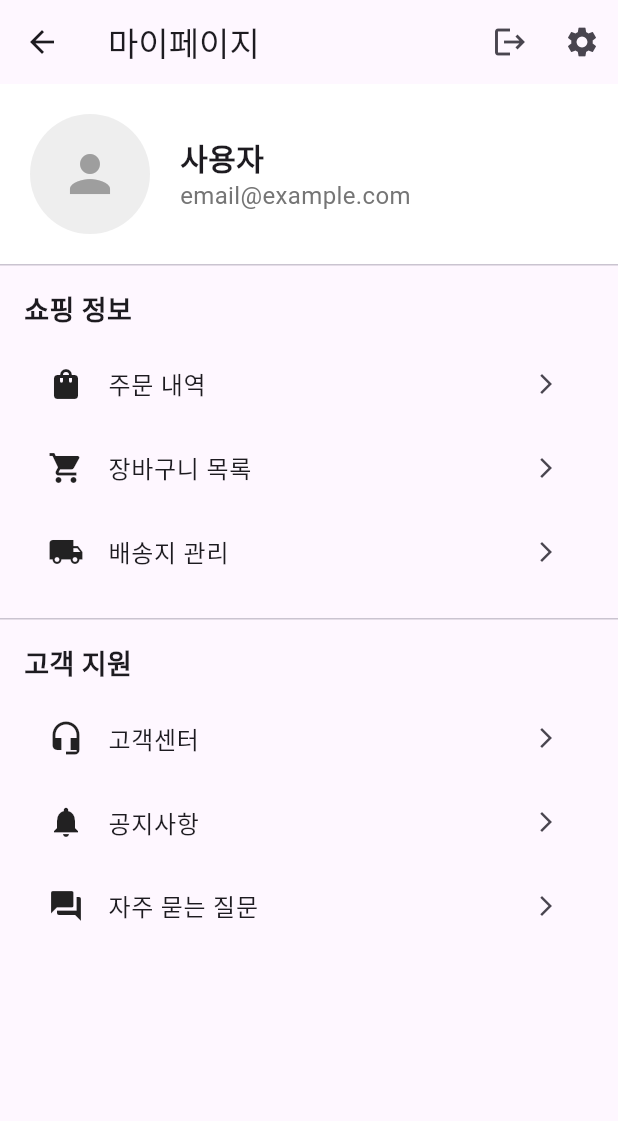
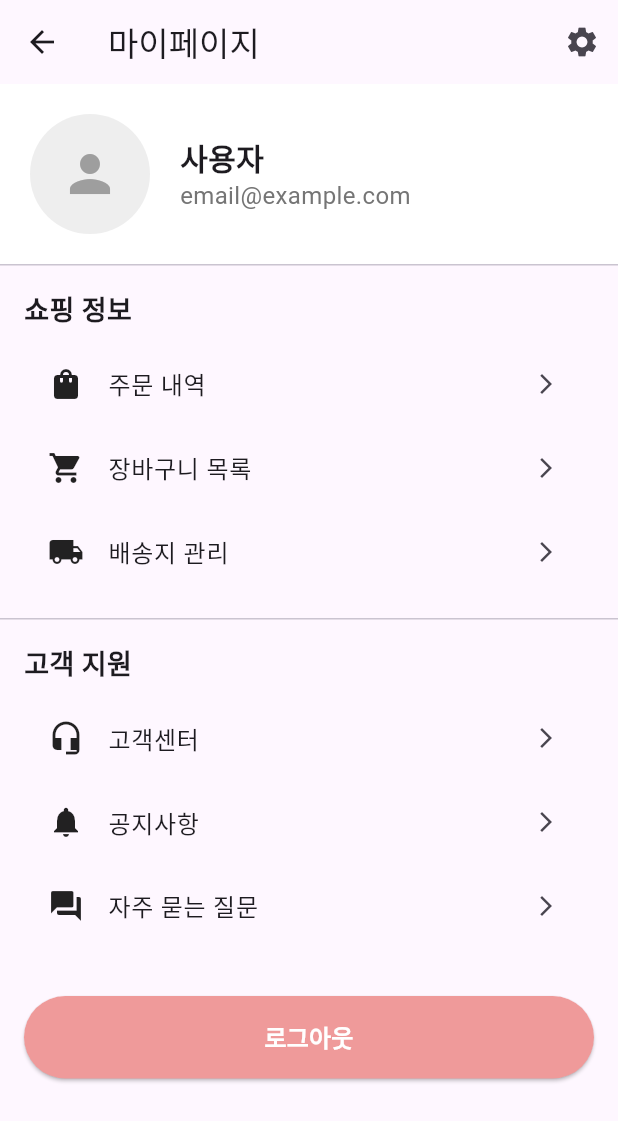
Before and after one commit to himedia-project/aniwhere-flutter, a Flutter app: the MyPage screen opened by its route, on a phone screen of 412 x 824 dp. Shown: the top 1121 px of the screen. Run offline on Flutter 3.47's test engine with Material 3 defaults, Android fonts, the phone set to English and light mode, and no system bars; our stand-ins replace google_fonts; missing offline and left inert: kakao_flutter_sdk, kakao_flutter_sdk_user; network calls fail.

Commit message:
마이 페이지 로그아웃 버튼으로 교체

```diff
--- a/lib/pages/my_page.dart
+++ b/lib/pages/my_page.dart
@@ -121,10 +121,6 @@ class _MyPageState extends State<MyPage> {
         title: const Text('마이페이지'),
         actions: [
           IconButton(
-            icon: const Icon(Icons.logout),
-            onPressed: _logout,
-          ),
-          IconButton(
             icon: const Icon(Icons.settings),
             onPressed: () {
               Navigator.pushNamed(context, '/settings');
@@ -239,6 +235,29 @@ class _MyPageState extends State<MyPage> {
                 ],
               ),
             ),
+
+            // 로그아웃 버튼
+            Padding(
+              padding: const EdgeInsets.all(16),
+              child: SizedBox(
+                width: double.infinity,
+                child: ElevatedButton(
+                  onPressed: _logout,
+                  style: ElevatedButton.styleFrom(
+                    backgroundColor: Colors.red[200],
+                    padding: const EdgeInsets.symmetric(vertical: 16),
+                  ),
+                  child: const Text(
+                    '로그아웃',
+                    style: TextStyle(
+                      color: Colors.white,
+                      fontSize: 16,
+                      fontWeight: FontWeight.bold,
+                    ),
+                  ),
+                ),
+              ),
+            ),
           ],
         ),
       ),
```
